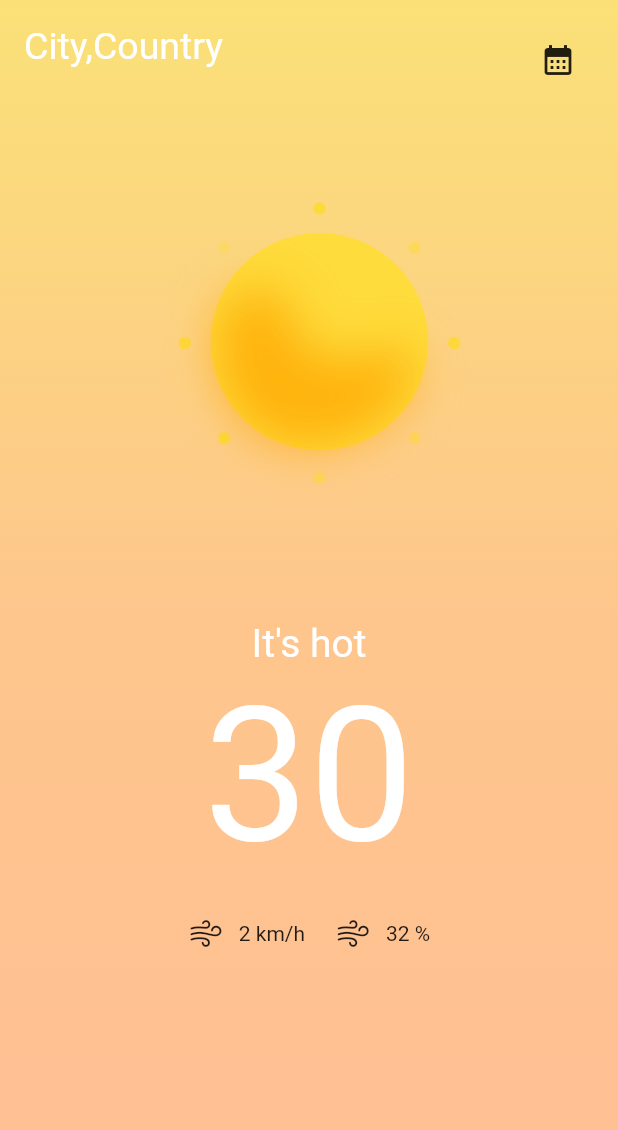
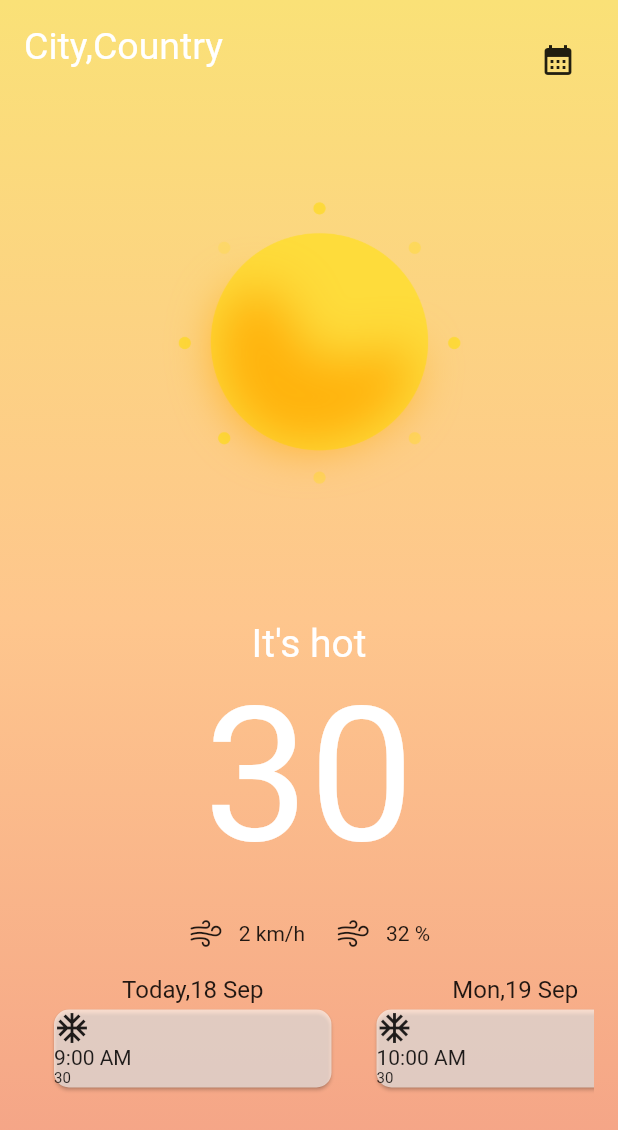
Before and after one commit to RichardsRobinR/windsky, a Flutter app: the screen it shows after launch, on a phone screen of 412 x 824 dp. Shown: the top 1130 px of the screen. Run offline on Flutter 3.47's test engine with Material 2 defaults, Android fonts, the phone set to English and light mode, and no system bars; Roboto replaces fonts that are missing (Rubik).

Commit message:
Modifying the UI

```diff
--- a/lib/Version 2/weather_searchv2.dart
+++ b/lib/Version 2/weather_searchv2.dart
@@ -1,5 +1,5 @@
 import 'package:flutter/material.dart';
-import 'package:windsky/Version%202/detailsv2.dart';
+import 'package:windsky/View/detailsScreen.dart';
 import 'package:provider/provider.dart';
 import 'package:windsky/Version%202/weather_datav2.dart';
 
--- /dev/null
+++ b/lib/View/dailyWeatherList.dart
@@ -0,0 +1,70 @@
+
+import 'package:flutter/material.dart';
+
+class DailyWeatherList extends StatefulWidget {
+
+  DailyWeatherList({ Key? key}) : super(key: key);
+
+  @override
+  State<DailyWeatherList> createState() => _DailyWeatherListState();
+}
+
+class _DailyWeatherListState extends State<DailyWeatherList> {
+
+  final List<String> dayList = ["Today,18 Sep","Mon,19 Sep","Tue,20 Sep","Wed,21 Sep","Thur,22 Sep"];
+  final List<String> hourList = ["9:00 AM","10:00 AM","11:00 AM","12:00 PM","1:00 PM"];
+  final List<String> weatherIconList = ["Today,18 Sep","Mon,19 Sep","Tue,20 Sep","Wed,21 Sep","Thur,22 Sep"];
+
+  @override
+  Widget build(BuildContext context) {
+
+    return SizedBox(
+      height: 300,
+      child: ListView.builder(
+          scrollDirection: Axis.horizontal,
+          itemCount: 5,
+          itemBuilder: (BuildContext context, int index ,) {
+            return Padding(
+              padding: EdgeInsets.fromLTRB(16, 16, 6, 16),
+              child: Column(
+                children: [
+                  Text(dayList[index],
+                    style: TextStyle(fontSize: 16),
+                  ),
+                  Card(
+                    // elevation: 4.0,
+                    shape: RoundedRectangleBorder(
+                      borderRadius: BorderRadius.circular(10.0),
+                    ),
+                    color: Colors.white60,
+                    child: Column(
+                      crossAxisAlignment: CrossAxisAlignment.start,
+                      mainAxisAlignment: MainAxisAlignment.spaceAround,
+                      children: [
+                        Icon(Icons.ac_unit_outlined),
+                        Container(
+                          width: 185,
+                          // padding: EdgeInsets.all(8.0),
+                          child:  Text(hourList[index],
+                              style: TextStyle(fontSize: 14),
+                              overflow: TextOverflow.ellipsis,
+                              softWrap: false,
+                              maxLines: 2),
+                        ),
+                        // Text("11,000"),
+                        Text("30",
+                          style: TextStyle(fontSize: 10),
+                        )
+
+                      ],
+                    ),
+                  ),
+                ],
+              ),
+            );
+          }
+      ),
+    );
+
+  }
+}
--- a/lib/Version 2/detailsv2.dart
+++ b/lib/View/detailsScreen.dart
@@ -2,6 +2,8 @@ import 'package:flutter/cupertino.dart';
 import 'package:flutter/material.dart';
 import 'package:provider/provider.dart';
 import 'package:windsky/Version%202/weather_datav2.dart';
+
+import 'dailyWeatherList.dart';
 
 class DetailsV2 extends StatefulWidget {
 
@@ -32,13 +34,14 @@ class _DetailsV2State extends State<DetailsV2> {
     final result = context.watch<WeatherDataV2>();
     final List<Color> lightblue = [Color(0xFF4BE2E3), Color(0xFF28E2CE),Color(0xFF26ADA0)];
     final List<Color> orange = [Color(0xFFFAE177), Color(0xFFFEC68D),Color(0xFFFFBE94)];
+    final List<Color> orange1 = [Color(0xFFFAE177), Color(0xFFFEC68D),Color(0xFFF39F86)];
     //print(result.name);
     return Container(
       decoration: BoxDecoration(
           gradient: LinearGradient(
               begin: Alignment.topCenter,
               end: Alignment.bottomCenter,
-              colors: orange)),
+              colors: orange1)),
       child: Scaffold(
         backgroundColor: Colors.transparent,
         body: Padding(
@@ -117,7 +120,8 @@ class _DetailsV2State extends State<DetailsV2> {
                         Text('32 %'),
 
                       ],
-                    )
+                    ),
+                    DailyWeatherList(),
 
                   ],
                 ),
--- a/lib/main.dart
+++ b/lib/main.dart
@@ -1,6 +1,6 @@
 import 'package:flutter/material.dart';
 import 'package:provider/provider.dart';
-import 'package:windsky/Version%202/detailsv2.dart';
+import 'package:windsky/View/detailsScreen.dart';
 import 'package:windsky/Version%202/weather_datav2.dart';
 import 'package:windsky/Version%202/weather_searchv2.dart';
 
```
